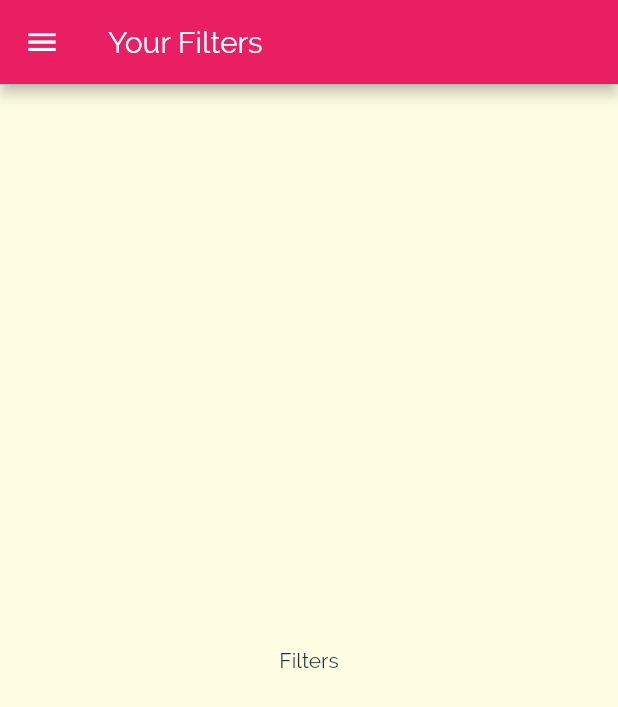
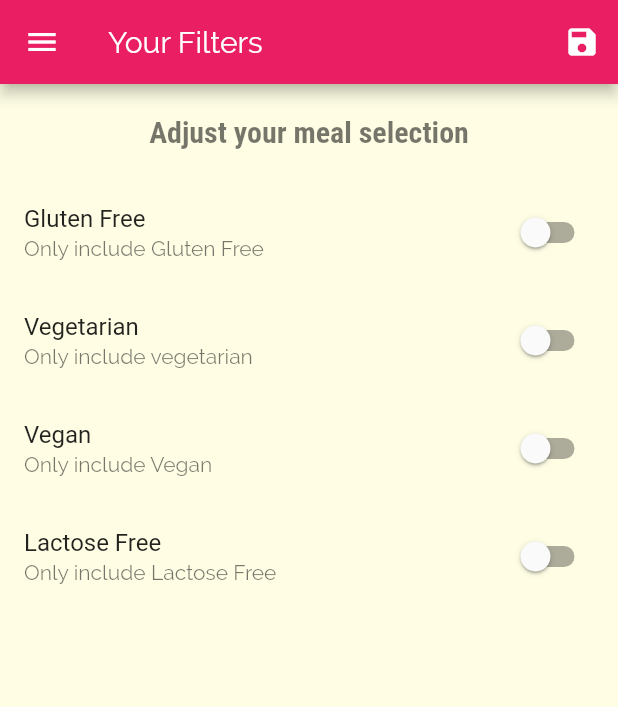
Before and after one commit to arunmopare/flutter-meal-app, a Flutter app: the FilterScreen screen opened by its route, on a phone screen of 412 x 824 dp. Shown: the top 707 px of the screen. Run offline on Flutter 3.47's test engine with Material 2 defaults, Android fonts, the phone set to English and light mode, and no system bars.

Commit message:
added filters screen for the app

```diff
--- a/lib/main.dart
+++ b/lib/main.dart
@@ -1,6 +1,8 @@
 import 'package:flutter/material.dart';
-import '../screens/bottom_tab_screen.dart';
-import '../screens/filters_screen.dart';
+import './data/dummy_data.dart';
+import './models/meal.dart';
+import './screens/bottom_tab_screen.dart';
+import './screens/filters_screen.dart';
 import './screens/category_meals_screen.dart';
 import './screens/meal_detail_screen.dart';
 
@@ -8,8 +10,42 @@ void main() {
   runApp(MyApp());
 }
 
-class MyApp extends StatelessWidget {
+class MyApp extends StatefulWidget {
   // This widget is the root of your application.
+  @override
+  _MyAppState createState() => _MyAppState();
+}
+
+class _MyAppState extends State<MyApp> {
+  Map<String, bool> _filters = {
+    'gluten': false,
+    'lactose': false,
+    'vegan': false,
+    'vegetarian': false
+  };
+
+  List<Meal> _availableMeals = DUMMY_MEALS;
+  void _setFilters(Map<String, bool> filterData) {
+    setState(() {
+      _filters = filterData;
+      _availableMeals = DUMMY_MEALS.where((meal) {
+        if (_filters['gluten'] && !meal.isGlutenFree) {
+          return false;
+        }
+        if (_filters['lactose'] && !meal.isLactoseFree) {
+          return false;
+        }
+        if (_filters['vegan'] && !meal.isVegan) {
+          return false;
+        }
+        if (_filters['vegetarian'] && !meal.isVegetarian) {
+          return false;
+        }
+        return true;
+      }).toList();
+    });
+  }
+
   @override
   Widget build(BuildContext context) {
     return MaterialApp(
@@ -32,16 +68,16 @@ class MyApp extends StatelessWidget {
                 fontWeight: FontWeight.bold,
               ),
             ),
-      ),
-      // home: CategoriesScreen(),
+      ), // home: CategoriesScreen(),
       initialRoute: '/',
       routes: {
         '/': (ctx) => BottomTabScreen(),
         CategoryMealsScreen.routeName: (ctx) =>
-            CategoryMealsScreen(),
+            CategoryMealsScreen(_availableMeals),
         MealDetailScreen.routeName: (ctx) =>
             MealDetailScreen(),
-        FilterScreen.routeName: (ctx) => FilterScreen()
+        FilterScreen.routeName: (ctx) =>
+            FilterScreen(_setFilters,_filters)
       },
     );
   }
--- a/lib/screens/category_meals_screen.dart
+++ b/lib/screens/category_meals_screen.dart
@@ -1,11 +1,12 @@
 import 'package:flutter/material.dart';
 import 'package:navigation/models/meal.dart';
 import '../widgets/meal_item.dart';
-// import '../models/meal.dart';
-import '../data/dummy_data.dart';
 
 class CategoryMealsScreen extends StatefulWidget {
   static const routeName = '/category-meals';
+
+  final List<Meal> availableMeals;
+  CategoryMealsScreen(this.availableMeals);
 
   @override
   _CategoryMealsScreenState createState() =>
@@ -20,16 +21,15 @@ class _CategoryMealsScreenState
 
   @override
   void didChangeDependencies() {
-    if (!_loadedInitData) {
     final routeArgs = ModalRoute.of(context)
         .settings
         .arguments as Map<String, String>;
     categoryTitle = routeArgs['title'];
     final categoryId = routeArgs['id'];
-      displayedMeals = DUMMY_MEALS.where((meal) {
+    displayedMeals = widget.availableMeals.where((meal) {
       return meal.categories.contains(categoryId);
     }).toList();
-    }
+
     _loadedInitData = true;
     super.didChangeDependencies();
   }
--- a/lib/screens/filters_screen.dart
+++ b/lib/screens/filters_screen.dart
@@ -2,23 +2,113 @@ import 'package:flutter/material.dart';
 import '../widgets/main_drawer.dart';
 
 class FilterScreen extends StatefulWidget {
-  const FilterScreen({Key key}) : super(key: key);
   static const String routeName = "/filter";
+
+  final Function saveFilters;
+  final Map<String, bool> currentFilters;
+  FilterScreen(this.saveFilters, this.currentFilters);
 
   @override
   _FilterScreenState createState() => _FilterScreenState();
 }
 
 class _FilterScreenState extends State<FilterScreen> {
+  bool _glutenFree = false;
+  bool _vegetarian = false;
+  bool _vegan = false;
+  bool _lactoseFree = false;
+
+  @override
+  void initState() {
+    _glutenFree = widget.currentFilters['gluten'];
+    _vegetarian = widget.currentFilters['vegetarian'];
+    _vegan = widget.currentFilters['vegan'];
+    _lactoseFree = widget.currentFilters['lactose'];
+
+    super.initState();
+  }
+
+  Widget _buildSwitchListTitle(
+    String title,
+    String subtitle,
+    bool currentValue,
+    Function updateValue,
+  ) {
+    return SwitchListTile(
+      title: Text(title),
+      value: currentValue,
+      subtitle: Text(subtitle),
+      onChanged: updateValue,
+    );
+  }
+
   @override
   Widget build(BuildContext context) {
     return Scaffold(
       appBar: AppBar(
         title: Text('Your Filters'),
+        actions: <Widget>[
+          IconButton(
+              onPressed: () {
+                final selectedFilters = {
+                  'gluten': _glutenFree,
+                  'lactose': _lactoseFree,
+                  'vegan': _vegan,
+                  'vegetarian': _vegetarian
+                };
+                widget.saveFilters(selectedFilters);
+              },
+              icon: Icon(Icons.save))
+        ],
       ),
       drawer: MainDrawer(),
-      body: Center(
-        child: Text('Filters'),
+      body: Column(
+        children: <Widget>[
+          Container(
+            padding: EdgeInsets.all(20),
+            child: Text(
+              'Adjust your meal selection',
+              style: Theme.of(context).textTheme.headline1,
+            ),
+          ),
+          Expanded(
+            child: ListView(
+              children: <Widget>[
+                _buildSwitchListTitle(
+                    "Gluten Free",
+                    "Only include Gluten Free",
+                    _glutenFree, (newValue) {
+                  setState(() {
+                    _glutenFree = newValue;
+                  });
+                }),
+                _buildSwitchListTitle(
+                    "Vegetarian",
+                    "Only include vegetarian",
+                    _vegetarian, (newValue) {
+                  setState(() {
+                    _vegetarian = newValue;
+                  });
+                }),
+                _buildSwitchListTitle(
+                    "Vegan", "Only include Vegan", _vegan,
+                    (newValue) {
+                  setState(() {
+                    _vegan = newValue;
+                  });
+                }),
+                _buildSwitchListTitle(
+                    "Lactose Free",
+                    "Only include Lactose Free",
+                    _lactoseFree, (newValue) {
+                  setState(() {
+                    _lactoseFree = newValue;
+                  });
+                }),
+              ],
+            ),
+          ),
+        ],
       ),
     );
   }
```
Also changed, not shown: pubspec.lock. Lines whose indentation alone changed are shown as unchanged.
